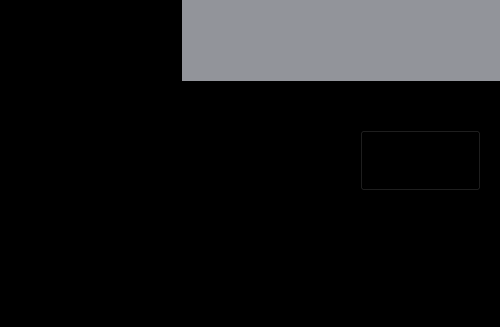
The window that genetic_algoirthm/src/mainwindow.ui (slip-slap/qt) describes before a commit, drawn with Qt 5; both pictures show x 0 to 500 and y 360 to 687 of the 800 by 687 pixel window.
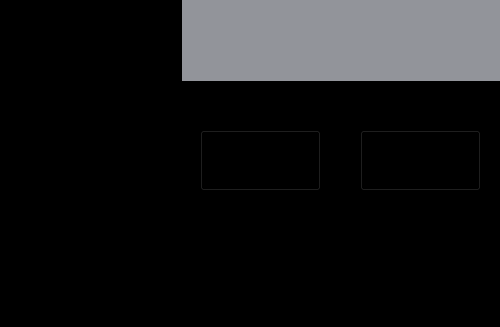
The same window after the commit. Custom widgets are drawn as their Qt base class.

What changed in the file:
```diff
--- a/genetic_algoirthm/src/mainwindow.ui
+++ b/genetic_algoirthm/src/mainwindow.ui
@@ -52,7 +52,20 @@
      </rect>
     </property>
     <property name="text">
-     <string>Evolution</string>
+     <string>Crowding GA</string>
+    </property>
+   </widget>
+   <widget class="QPushButton" name="pushButton_nsga">
+    <property name="geometry">
+     <rect>
+      <x>200</x>
+      <y>490</y>
+      <width>121</width>
+      <height>61</height>
+     </rect>
+    </property>
+    <property name="text">
+     <string>NSGA</string>
     </property>
    </widget>
   </widget>
```
